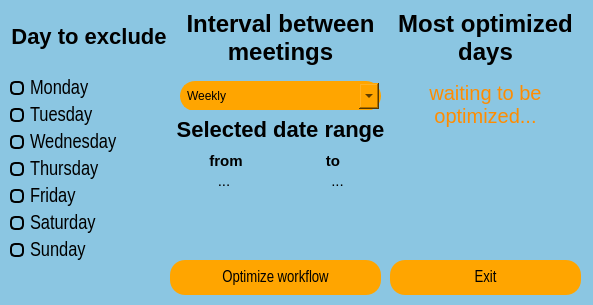
bartzlot/optimal_calendar, file ui/optimizing_meetings.ui: the form before one commit.
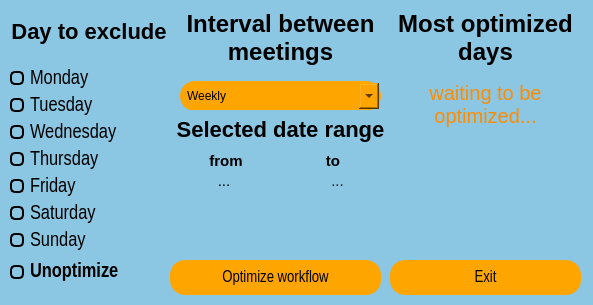
The form after the commit.

Commit message: Added unoptimized checkbox in optimizing module

What changed in the file:
```diff
--- a/ui/optimizing_meetings.ui
+++ b/ui/optimizing_meetings.ui
@@ -26,7 +26,7 @@
       <x>10</x>
       <y>0</y>
       <width>158</width>
-      <height>261</height>
+      <height>251</height>
      </rect>
     </property>
     <layout class="QVBoxLayout" name="verticalLayout">
@@ -736,6 +736,49 @@
      <set>Qt::AlignCenter</set>
     </property>
    </widget>
+   <widget class="QCheckBox" name="unoptimize_check">
+    <property name="geometry">
+     <rect>
+      <x>10</x>
+      <y>260</y>
+      <width>156</width>
+      <height>24</height>
+     </rect>
+    </property>
+    <property name="font">
+     <font>
+      <family>Arial Narrow</family>
+        
+      <bold>true</bold>
+     </font>
+    </property>
+    <property name="styleSheet">
+     <string notr="true">QCheckBox {
+    font-family: &quot;Arial Narrow&quot;, sans-serif;
+    font-size: 20px;
+    color: black;
+    font-weight: bold;
+}
+
+QCheckBox::indicator {
+    border: 2px solid black; /* Check frame color */
+    border-radius: 5px; /* Check frame border radius */
+    width: 10px; /* Check frame width */
+    height: 10px; /* Check frame height */
+}
+
+QCheckBox::indicator:unchecked {
+    background-color: transparent; /* Unchecked background */
+}
+
+QCheckBox::indicator:checked {
+    background-color: orange; /* Checked background */
+}</string>
+    </property>
+    <property name="text">
+     <string>Unoptimize</string>
+    </property>
+   </widget>
   </widget>
  </widget>
  <resources/>
```
Left out of the diff: 18 changed lines with no effect on the pictures.
